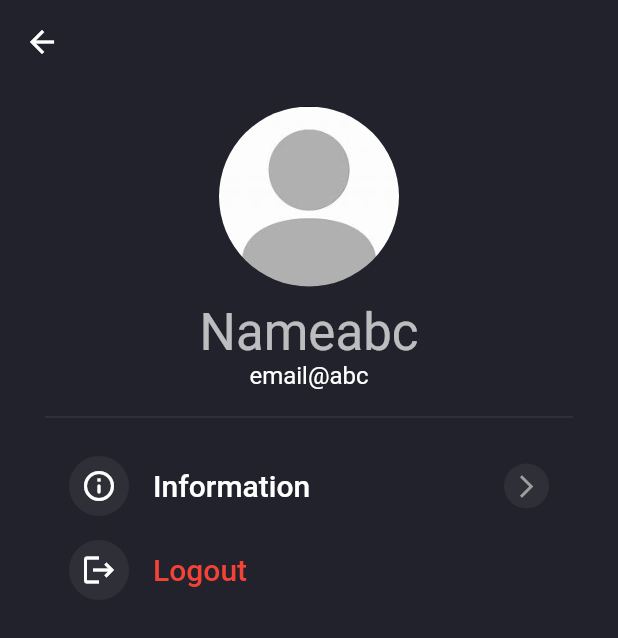
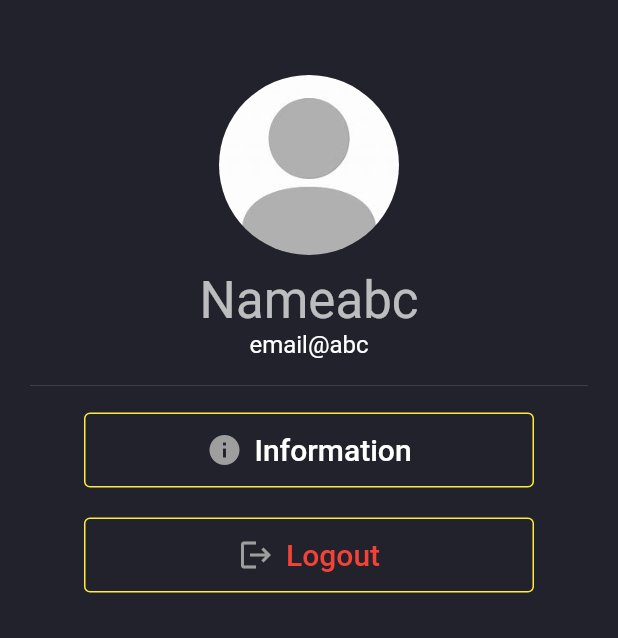
Before and after one commit to Xe-nor/CampusKonnect, a Flutter app: the screen it shows after launch, on a phone screen of 412 x 824 dp. Shown: the top 638 px of the screen. Run offline on Flutter 3.47's test engine with Material 2 defaults, Android fonts, the phone set to English and light mode, and no system bars; our stand-ins replace firebase_core, font_awesome_flutter, get; accounts and stored records are empty.

Commit message:
Profile page complete

```diff
--- a/lib/main.dart
+++ b/lib/main.dart
@@ -34,7 +34,7 @@ class MyApp extends StatelessWidget {
       ),
       initialRoute: MyRoutes.profilepage,
       routes: {
-        "/": (context) => const Loginpage(),
+        "/": (context) => const Homepage(),
         MyRoutes.splashscreen: (context) => Splashscreen(),
         MyRoutes.homeRoute: (context) => const Homepage(),
         MyRoutes.loginRoute: (context) => const Loginpage(),
--- a/lib/pages/profilepage.dart
+++ b/lib/pages/profilepage.dart
@@ -1,5 +1,5 @@
 import 'package:flutter/material.dart';
-import 'package:flutter_application_1/pages/homepage.dart';
+// import 'package:flutter_application_1/pages/homepage.dart';
 // import 'package:flutter_application_1/pages/informationpage.dart';
 import 'package:flutter_application_1/pages/loginpage.dart';
 import 'package:get/get.dart';
@@ -20,21 +20,12 @@ class _profileState extends State<profile> {
   Widget build(BuildContext context) {
     // ignore: unused_local_variable
     int currentIndex = 3;
-    return Scaffold(
-      appBar: AppBar(
-        leading: IconButton(
-            onPressed: () {
-              Get.to(const Homepage(),
-                  transition: Transition.cupertinoDialog,
-                  duration: const Duration(milliseconds: 1500));
-            },
-            icon: const Icon(Icons.arrow_back)),
-        elevation: 0,
-        backgroundColor: const Color(0xff22222C),
-      ),
-      body: SingleChildScrollView(
-        child: Container(
-          padding: const EdgeInsets.symmetric(horizontal: 30, vertical: 15),
+    return SafeArea(
+      child: Scaffold(
+        body: Container(
+          padding:
+              const EdgeInsets.only(top: 50, left: 20, right: 20, bottom: 20),
+          child: SingleChildScrollView(
             child: Column(
               children: [
                 //!-----Profile pic
@@ -67,91 +58,78 @@ class _profileState extends State<profile> {
                   height: 10,
                 ),
                 //!-----MENU
-
-              profiletile(
-                text: "Information",
-                icon: Icons.info_outline_rounded,
-                trailing: true,
-                onPress: () {
-                  // dialogbox(context);
+                SizedBox(
+                  width: 300,
+                  height: 50,
+                  child: OutlinedButton.icon(
+                    style: OutlinedButton.styleFrom(
+                        side: const BorderSide(color: Colors.yellow)),
+                    onPressed: () {
+                      showAboutDialog(
+                        context: context,
+                        applicationName: "CampusKonnect",
+                        applicationVersion: "1.0.0",
+                        applicationIcon: Image.asset("assets/images/logo.png"),
+                        children: [
+                          Text(
+                            "Developers",
+                            style: Theme.of(context).textTheme.headlineSmall,
+                          ),
+                          const SizedBox(
+                            height: 5,
+                          ),
+                          Text(
+                            "Amarendra Dash(2006258)",
+                            style: Theme.of(context).textTheme.labelLarge,
+                          ),
+                          Text(
+                            "Mayur Raj Sarma(2006273)",
+                            style: Theme.of(context).textTheme.labelLarge,
+                          ),
+                          Text(
+                            "Dhriti Das(2006069)",
+                            style: Theme.of(context).textTheme.labelLarge,
+                          ),
+                          Text(
+                            "Rohit Raj(2006280)",
+                            style: Theme.of(context).textTheme.labelLarge,
+                          ),
+                        ],
+                      );
                     },
+                    icon: const Icon(
+                      Icons.info,
+                      color: Colors.grey,
                     ),
-
-              profiletile(
-                text: "Logout",
-                icon: Icons.logout,
-                textColor: Colors.red,
-                trailing: false,
-                onPress: () {
+                    label: const Text("Information",
+                        style: TextStyle(fontSize: 20, color: Colors.white)),
+                  ),
+                ),
+                const SizedBox(
+                  height: 20,
+                ),
+                SizedBox(
+                  width: 300,
+                  height: 50,
+                  child: OutlinedButton.icon(
+                    style: OutlinedButton.styleFrom(
+                        side: const BorderSide(color: Colors.yellow)),
+                    onPressed: () {
                       Get.to(const Loginpage());
                     },
+                    icon: const Icon(
+                      Icons.logout,
+                      color: Colors.grey,
                     ),
-              // ElevatedButton(
-              //     onPressed: () {
-              //       showAboutDialog(
-              //         context: context,
-              //         applicationName: "CampusKonnect",
-              //         applicationVersion: "1.0.0",
-              //         applicationIcon: Image.asset("assets/images/logo.png"),
-              //       );
-              //     },
-              //     child: Text("data")),
+                    label: const Text("Logout",
+                        style: TextStyle(fontSize: 20, color: Colors.red)),
+                  ),
+                ),
               ],
+            ),
           ),
         ),
       ),
     );
   }
 }
-
-// ignore: camel_case_types
-class profiletile extends StatelessWidget {
-  const profiletile({
-    super.key,
-    required this.text,
-    required this.icon,
-    this.textColor,
-    required this.trailing,
-    required this.onPress,
-  });
-  final String text;
-  final IconData icon;
-  final Color? textColor;
-  final bool trailing;
-  final VoidCallback? onPress;
-  @override
-  Widget build(BuildContext context) {
-    return ListTile(
-      onTap: () {
-        onPress;
-      },
-      leading: Container(
-        width: 40,
-        height: 40,
-        decoration: BoxDecoration(
-          borderRadius: BorderRadius.circular(100),
-          color: Colors.grey.withOpacity(0.1),
-        ),
-        child: Icon(icon),
-      ),
-      title: Text(text,
-          style:
-              Theme.of(context).textTheme.titleLarge!.apply(color: textColor)),
-      trailing: trailing
-          ? Container(
-              width: 30,
-              height: 30,
-              decoration: BoxDecoration(
-                borderRadius: BorderRadius.circular(100),
-                color: Colors.grey.withOpacity(0.1),
-              ),
-              child: const Icon(
-                Icons.arrow_forward_ios,
-                size: 18,
-                color: Colors.grey,
-              ),
-            )
-          : null,
-    );
-  }
-}
```
Lines whose indentation alone changed are shown as unchanged.
